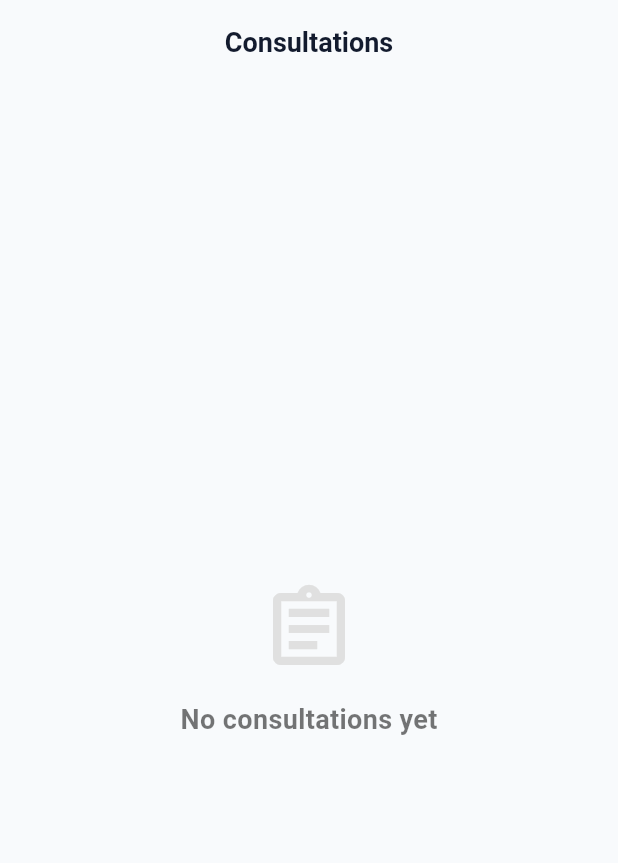
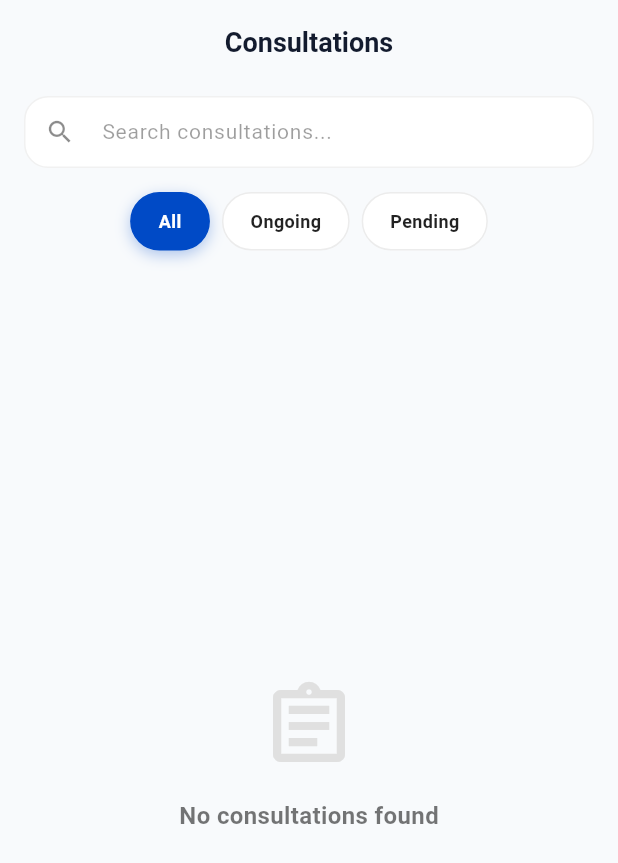
Before and after one commit to ap20000/HD_flutter, a Flutter app: the _ConsultationsPage screen opened directly with empty values, on a phone screen of 412 x 824 dp. Shown: the top 863 px of the screen. Run offline on Flutter 3.47's test engine with Material 3 defaults, Android fonts, the phone set to English and light mode, and no system bars; our stand-ins replace dartz, dio, equatable, flutter_bloc, get_it, go_router and 3 more; missing offline and left inert: flutter_webrtc; Roboto replaces fonts that are missing (Outfit).

Commit message:
feat: Story implemented in app

```diff
--- a/lib/features/patient_dashboard/presentation/pages/patient_dashboard_page.dart
+++ b/lib/features/patient_dashboard/presentation/pages/patient_dashboard_page.dart
@@ -553,7 +553,7 @@ class _DashboardBodyState extends State<_DashboardBody> {
                 ),
                 const SizedBox(height: 12),
                 SizedBox(
-                  height: 160,
+                  height: 195,
                   child: ListView.separated(
                     scrollDirection: Axis.horizontal,
                     itemCount: widget.state.doctors.length,
@@ -564,23 +564,11 @@ class _DashboardBodyState extends State<_DashboardBody> {
                         isDark: isDark,
                         name: doctor.name,
                         specialty: doctor.specialty,
-                        onTap: () async {
-                          final confirmed = await Navigator.push<bool>(
-                            context,
-                            MaterialPageRoute(
-                              builder: (context) => BookAppointmentPage(
-                                doctor: doctor,
-                                isDark: isDark,
-                              ),
-                            ),
-                          );
-
-                          if (confirmed == true && context.mounted) {
+                        onTap: () {
                           context.read<PatientDashboardBloc>().add(
                             RequestConsultation(doctor.id),
                           );
                           widget.onConsultationsTab();
-                                  }
                         },
                       );
                     },
@@ -1183,7 +1171,7 @@ class _SpecialistCard extends StatelessWidget {
       onTap: onTap,
       child: Container(
         width: 150,
-        padding: const EdgeInsets.symmetric(vertical: 16, horizontal: 12),
+        padding: const EdgeInsets.symmetric(vertical: 12, horizontal: 10),
         decoration: BoxDecoration(
           color: isDark ? AppColors.darkSurface : Colors.white,
           borderRadius: BorderRadius.circular(16),
@@ -1207,19 +1195,19 @@ class _SpecialistCard extends StatelessWidget {
                 border: Border.all(color: AppColors.primary, width: 2),
               ),
               child: CircleAvatar(
-                radius: 32,
+                radius: 26,
                 backgroundColor: AppColors.primarySoft,
                 child: Text(
                   name.isNotEmpty ? name[0].toUpperCase() : 'D',
                   style: const TextStyle(
                     color: AppColors.primary,
                     fontWeight: FontWeight.bold,
-                    fontSize: 24,
-                  ),
-                ),
-              ),
-            ),
-            const SizedBox(height: 12),
+                    fontSize: 20,
+                  ),
+                ),
+              ),
+            ),
+            const SizedBox(height: 8),
             Text(
               name,
               maxLines: 1,
@@ -1227,21 +1215,40 @@ class _SpecialistCard extends StatelessWidget {
               textAlign: TextAlign.center,
               style: TextStyle(
                 fontWeight: FontWeight.w700,
-                fontSize: 14,
+                fontSize: 13,
                 color: isDark ? AppColors.white : AppColors.textPrimary,
               ),
             ),
-            const SizedBox(height: 4),
+            const SizedBox(height: 2),
             Text(
               specialty,
               maxLines: 1,
               overflow: TextOverflow.ellipsis,
               textAlign: TextAlign.center,
               style: TextStyle(
-                fontSize: 12,
+                fontSize: 11,
                 color: isDark
                     ? AppColors.textOnDarkSecondary
                     : AppColors.textSecondary,
+              ),
+            ),
+            const SizedBox(height: 10),
+            Container(
+              width: double.infinity,
+              padding: const EdgeInsets.symmetric(vertical: 6),
+              decoration: BoxDecoration(
+                color: AppColors.primary,
+                borderRadius: BorderRadius.circular(12),
+              ),
+              child: const Center(
+                child: Text(
+                  'Consult Now',
+                  style: TextStyle(
+                    color: Colors.white,
+                    fontWeight: FontWeight.bold,
+                    fontSize: 11,
+                  ),
+                ),
               ),
             ),
           ],
@@ -1796,7 +1803,7 @@ class _EmptyFeaturePage extends StatelessWidget {
   }
 }
 
-class _ConsultationsPage extends StatelessWidget {
+class _ConsultationsPage extends StatefulWidget {
   final bool isDark;
   final List<Consultation> consultations;
   final String currentUserId;
@@ -1808,7 +1815,27 @@ class _ConsultationsPage extends StatelessWidget {
   });
 
   @override
+  State<_ConsultationsPage> createState() => _ConsultationsPageState();
+}
+
+class _ConsultationsPageState extends State<_ConsultationsPage> {
+  String _searchQuery = '';
+  String _filterType = 'all'; // 'all', 'active', 'pending'
+
+  @override
   Widget build(BuildContext context) {
+    final isDark = widget.isDark;
+
+    // Filter list based on search query and filter selection
+    final filtered = widget.consultations.where((c) {
+      final matchesSearch = c.doctorName.toLowerCase().contains(_searchQuery.toLowerCase()) ||
+                            c.doctorSpecialty.toLowerCase().contains(_searchQuery.toLowerCase());
+      final matchesFilter = _filterType == 'all' ||
+                            (_filterType == 'active' && c.status == 'active') ||
+                            (_filterType == 'pending' && c.status == 'pending');
+      return matchesSearch && matchesFilter;
+    }).toList();
+
     return Scaffold(
       backgroundColor: isDark
           ? AppColors.darkBackground
@@ -1827,14 +1854,76 @@ class _ConsultationsPage extends StatelessWidget {
         centerTitle: true,
         automaticallyImplyLeading: false,
       ),
-      body: consultations.isEmpty
+      body: Column(
+        children: [
+          // Search Field
+          Padding(
+            padding: const EdgeInsets.fromLTRB(16, 8, 16, 12),
+            child: TextField(
+              onChanged: (val) {
+                setState(() {
+                  _searchQuery = val;
+                });
+              },
+              style: TextStyle(
+                color: isDark ? Colors.white : Colors.black87,
+                fontSize: 14,
+              ),
+              decoration: InputDecoration(
+                hintText: 'Search consultations...',
+                hintStyle: TextStyle(
+                  color: isDark ? Colors.white38 : Colors.black38,
+                ),
+                prefixIcon: Icon(
+                  Icons.search,
+                  size: 20,
+                  color: isDark ? Colors.white54 : Colors.black45,
+                ),
+                filled: true,
+                fillColor: isDark ? AppColors.darkSurface : Colors.white,
+                border: OutlineInputBorder(
+                  borderRadius: BorderRadius.circular(16),
+                  borderSide: BorderSide(color: Colors.grey.withOpacity(0.2)),
+                ),
+                enabledBorder: OutlineInputBorder(
+                  borderRadius: BorderRadius.circular(16),
+                  borderSide: BorderSide(color: Colors.grey.withOpacity(0.15)),
+                ),
+                focusedBorder: OutlineInputBorder(
+                  borderRadius: BorderRadius.circular(16),
+                  borderSide: const BorderSide(color: AppColors.primary, width: 1.5),
+                ),
+                contentPadding: const EdgeInsets.symmetric(vertical: 0),
+              ),
+            ),
+          ),
+
+          // Filter Chips
+          SingleChildScrollView(
+            scrollDirection: Axis.horizontal,
+            padding: const EdgeInsets.symmetric(horizontal: 16, vertical: 4),
+            child: Row(
+              children: [
+                _buildFilterChip('all', 'All'),
+                const SizedBox(width: 8),
+                _buildFilterChip('active', 'Ongoing'),
+                const SizedBox(width: 8),
+                _buildFilterChip('pending', 'Pending'),
+              ],
+            ),
+          ),
+          const SizedBox(height: 12),
+
+          // List or Empty State
+          Expanded(
+            child: filtered.isEmpty
                 ? _buildEmptyState()
                 : ListView.separated(
                     padding: const EdgeInsets.all(16),
-              itemCount: consultations.length,
+                    itemCount: filtered.length,
                     separatorBuilder: (_, __) => const SizedBox(height: 12),
                     itemBuilder: (context, index) {
-                final consultation = consultations[index];
+                      final consultation = filtered[index];
                       return _FullConsultationCard(
                         isDark: isDark,
                         consultation: consultation,
@@ -1844,7 +1933,7 @@ class _ConsultationsPage extends StatelessWidget {
                             MaterialPageRoute(
                               builder: (_) => ConsultationRoomPage(
                                 consultationId: consultation.id,
-                          currentUserId: currentUserId,
+                                currentUserId: widget.currentUserId,
                                 otherUserName: consultation.doctorName,
                                 isDoctor: false,
                                 initialPrescription: consultation.prescription,
@@ -1854,6 +1943,55 @@ class _ConsultationsPage extends StatelessWidget {
                         },
                       );
                     },
+                  ),
+          ),
+        ],
+      ),
+    );
+  }
+
+  Widget _buildFilterChip(String type, String label) {
+    final isSelected = _filterType == type;
+    final isDark = widget.isDark;
+    return GestureDetector(
+      onTap: () {
+        HapticFeedback.lightImpact();
+        setState(() {
+          _filterType = type;
+        });
+      },
+      child: Container(
+        padding: const EdgeInsets.symmetric(horizontal: 18, vertical: 10),
+        decoration: BoxDecoration(
+          color: isSelected
+              ? AppColors.primary
+              : (isDark ? AppColors.darkSurface : Colors.white),
+          borderRadius: BorderRadius.circular(20),
+          border: Border.all(
+            color: isSelected
+                ? AppColors.primary
+                : Colors.grey.withOpacity(isDark ? 0.08 : 0.2),
+          ),
+          boxShadow: isSelected
+              ? [
+                  BoxShadow(
+                    color: AppColors.primary.withOpacity(0.3),
+                    blurRadius: 8,
+                    offset: const Offset(0, 3),
+                  )
+                ]
+              : null,
+        ),
+        child: Text(
+          label,
+          style: TextStyle(
+            color: isSelected
+                ? Colors.white
+                : (isDark ? Colors.white70 : Colors.black87),
+            fontSize: 12,
+            fontWeight: isSelected ? FontWeight.bold : FontWeight.w600,
+          ),
+        ),
       ),
     );
   }
@@ -1866,15 +2004,15 @@ class _ConsultationsPage extends StatelessWidget {
           Icon(
             Icons.assignment_outlined,
             size: 64,
-            color: Colors.grey.shade300,
+            color: widget.isDark ? Colors.white24 : Colors.grey.shade300,
           ),
           const SizedBox(height: 16),
           Text(
-            'No consultations yet',
-            style: TextStyle(
-              fontSize: 18,
+            'No consultations found',
+            style: TextStyle(
+              fontSize: 16,
               fontWeight: FontWeight.w600,
-              color: isDark ? Colors.white54 : Colors.black54,
+              color: widget.isDark ? Colors.white54 : Colors.black54,
             ),
           ),
         ],
```
Also changed, not shown: lib/features/auth/presentation/pages/profile_page.dart (+26 -18 lines). Lines whose indentation alone changed are shown as unchanged.
